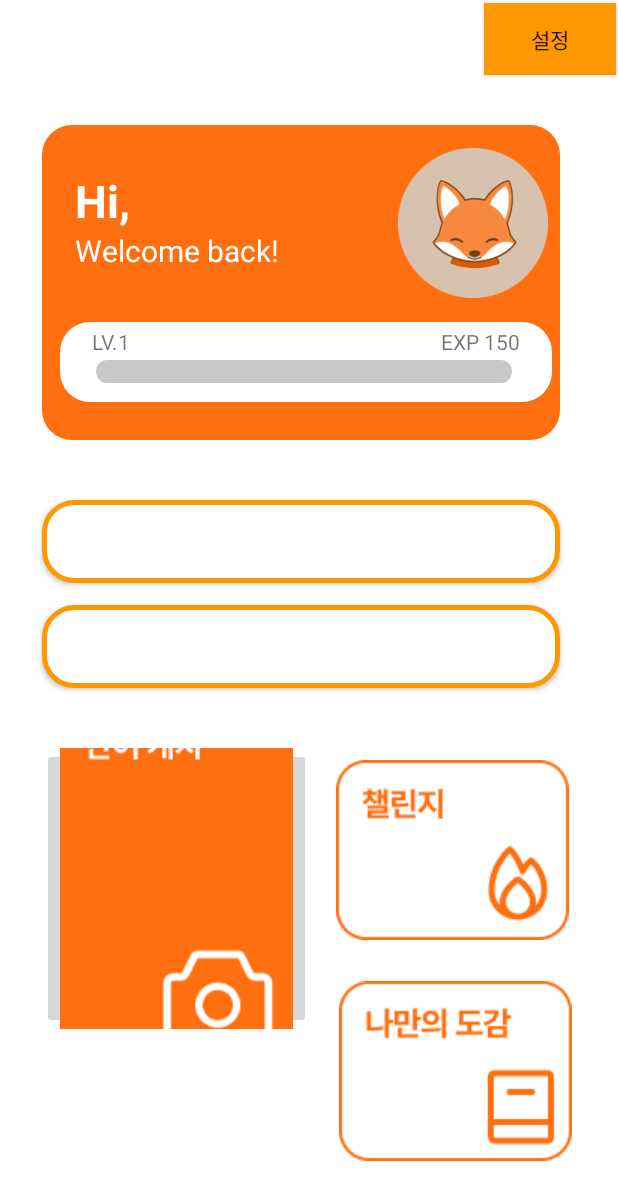
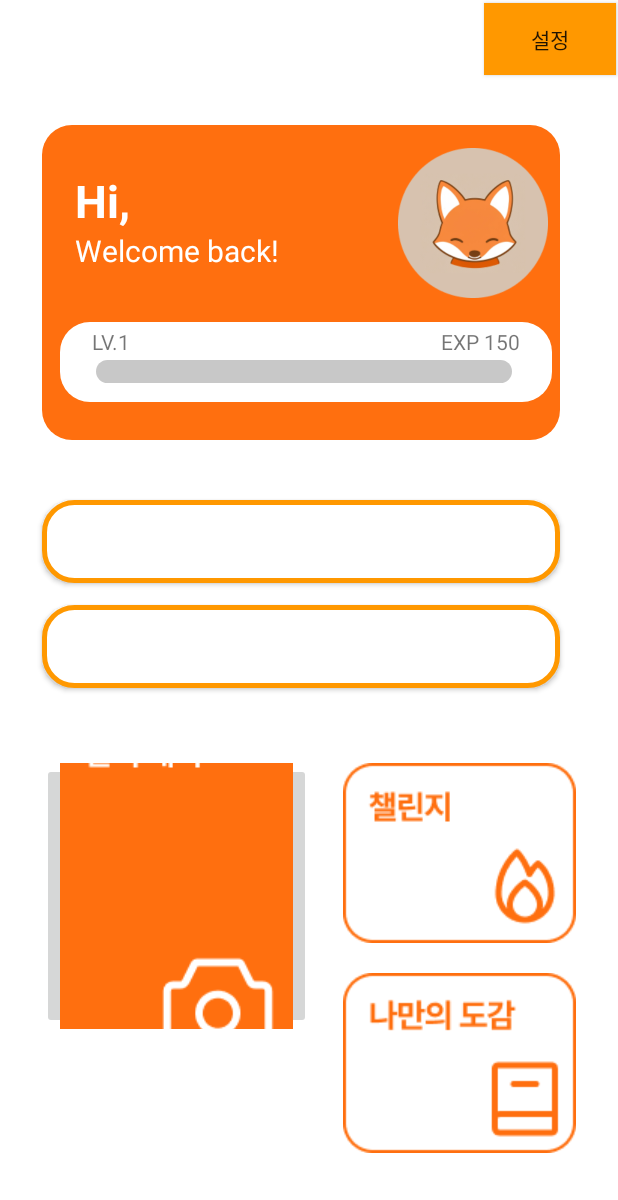
Before and after one commit to fkrdlaos/BODA, an Android app: the MainActivity screen opened directly, with no data from a screen before it, on a phone screen of 412 x 824 dp. Shown: the top 1200 px of the screen. Run offline under Robolectric (Android 15) with nearby library versions, the phone set to English and light mode, and no system bars; our stand-ins replace Firebase (no records; nobody signed in at launch, a user with empty details on screens opened directly).

Commit message:
24.05.13. 13:45 activity_main.xml 버튼 위치 수정

```diff
--- a/app/src/main/res/layout/activity_main.xml
+++ b/app/src/main/res/layout/activity_main.xml
@@ -39,7 +39,7 @@
         android:layout_alignParentLeft="true"
         android:layout_marginStart="28dp"
         android:layout_marginLeft="32dp"
-        android:layout_marginTop="40dp"
+        android:layout_marginTop="50dp"
         android:layout_marginBottom="138dp"
         android:contentDescription="btncamera"
         app:srcCompat="@drawable/c" />
@@ -49,9 +49,9 @@
         android:layout_width="wrap_content"
         android:layout_height="wrap_content"
         android:layout_below="@+id/today_study"
-        android:layout_alignParentLeft="true"
-        android:layout_marginLeft="224dp"
-        android:layout_marginTop="48dp"
+        android:layout_alignParentEnd="true"
+        android:layout_marginTop="50dp"
+        android:layout_marginEnd="28dp"
         android:background="@color/white"
         android:contentDescription="btn_Study"
         app:srcCompat="@drawable/c1" />
@@ -61,9 +61,9 @@
         android:layout_width="wrap_content"
         android:layout_height="wrap_content"
         android:layout_below="@+id/btn_Study"
-        android:layout_alignParentLeft="true"
-        android:layout_marginLeft="214dp"
-        android:layout_marginTop="17dp"
+        android:layout_alignParentEnd="true"
+        android:layout_marginTop="10dp"
+        android:layout_marginEnd="16dp"
         android:backgroundTint="@color/white"
         android:contentDescription="btn_Dictionary"
         app:srcCompat="@drawable/c2" />
```
